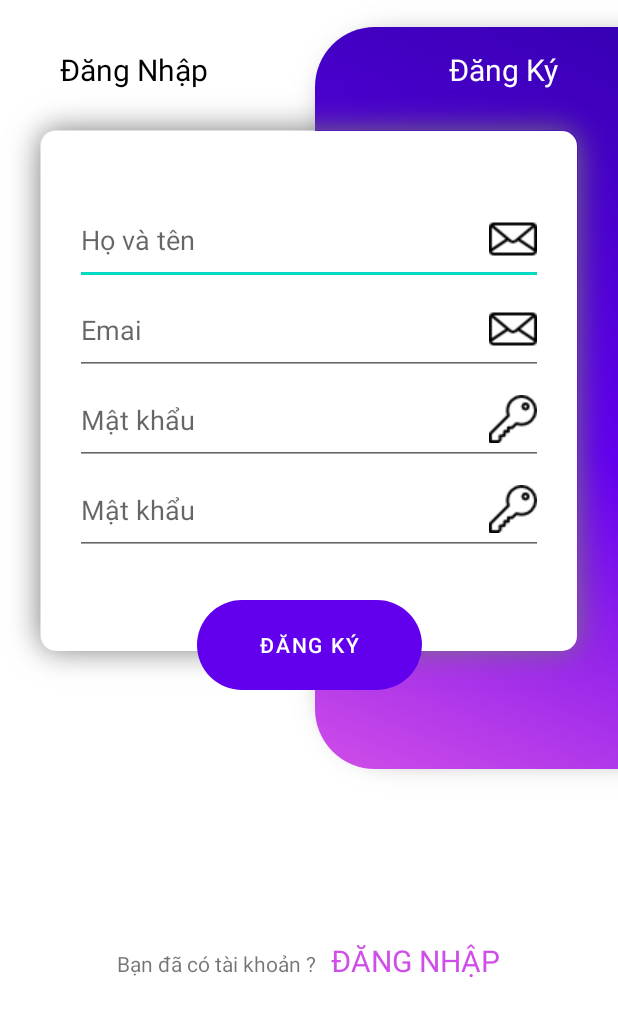
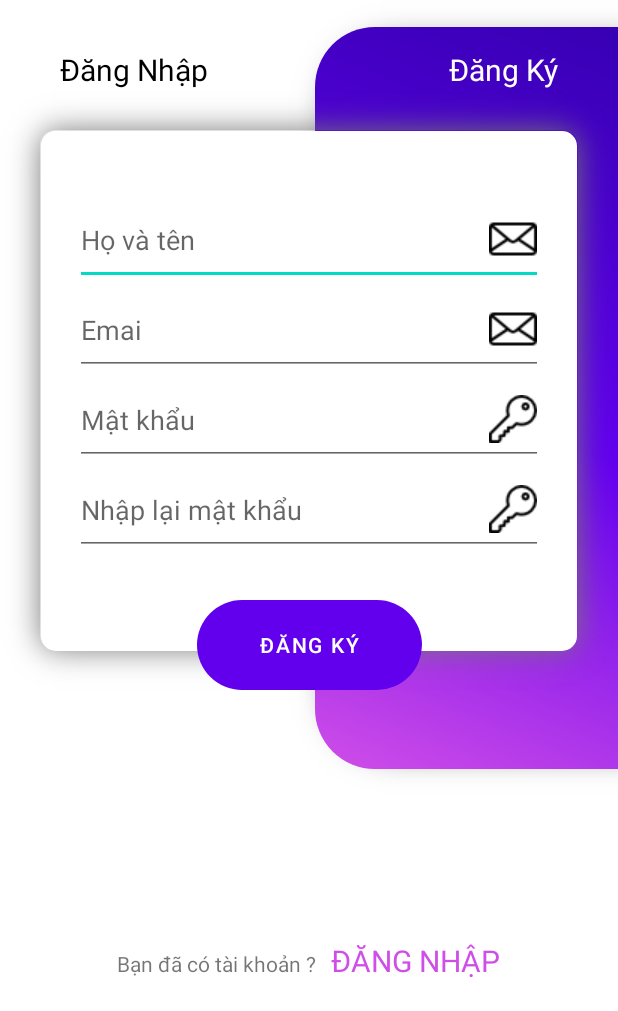
Before and after one commit to dainie17/D-n-1, an Android app: the DangKyActivity screen opened directly, with no data from a screen before it, on a phone screen of 412 x 824 dp, the part 225-1236 px from its top. Run offline under Robolectric (Android 15) with nearby library versions, the phone set to English and light mode, and no system bars; our stand-ins replace Firebase (no records; nobody signed in at launch, a user with empty details on screens opened directly).

Commit message:
sửa đăng ký

```diff
--- a/app/src/main/res/layout/activity_dang_ky.xml
+++ b/app/src/main/res/layout/activity_dang_ky.xml
@@ -59,7 +59,7 @@
             android:layout_height="60dp"/>
         <EditText
             android:id="@+id/tv_nhaplai"
-            android:hint="Mật khẩu"
+            android:hint="Nhập lại mật khẩu"
             android:drawableRight="@drawable/key"
             android:layout_width="match_parent"
             android:layout_height="60dp"/>
```
